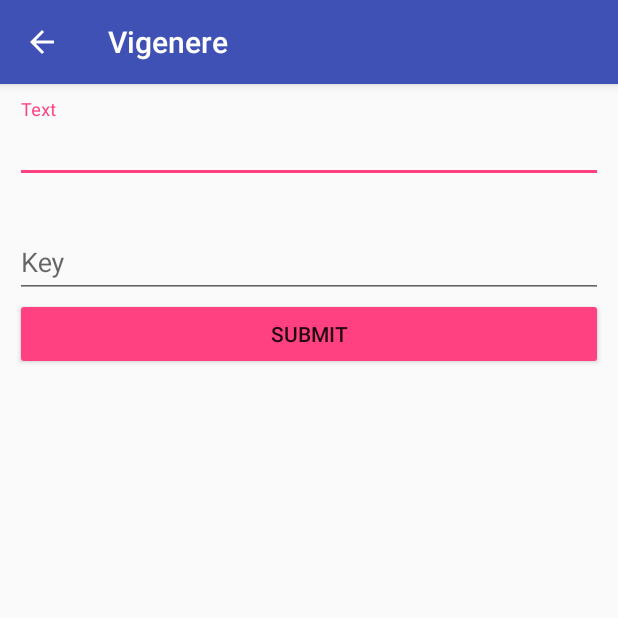
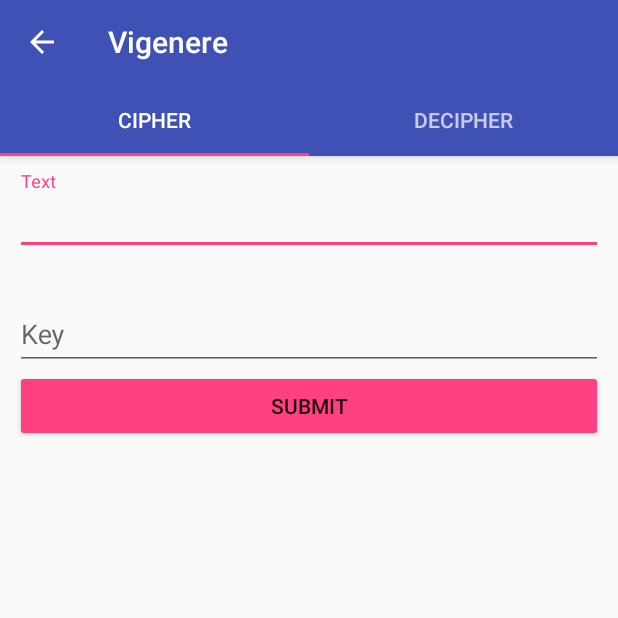
Before and after one commit to Luengosaurus/UniversalCipher, an Android app: the screen it shows after launch (MainActivity), in the side drawer, after a tap on "Vigenere", on a phone screen of 412 x 824 dp, the top half of it. Run offline under Robolectric (Android 15) with nearby library versions, the phone set to English and light mode, and no system bars.

Commit message:
Added TabLayout

```diff
--- a/app/src/main/java/com/exfume/luengo/universalcipher/MainActivity.java
+++ b/app/src/main/java/com/exfume/luengo/universalcipher/MainActivity.java
@@ -2,9 +2,12 @@ package com.exfume.luengo.universalcipher;
 
 import android.os.Bundle;
 import android.support.design.widget.NavigationView;
+import android.support.design.widget.TabLayout;
 import android.support.v4.app.Fragment;
 import android.support.v4.app.FragmentManager;
+import android.support.v4.app.FragmentStatePagerAdapter;
 import android.support.v4.view.GravityCompat;
+import android.support.v4.view.ViewPager;
 import android.support.v4.widget.DrawerLayout;
 import android.support.v7.app.ActionBar;
 import android.support.v7.app.AppCompatActivity;
@@ -20,6 +23,9 @@ import com.exfume.luengo.universalcipher.fragments.fragment_vigenere;
 public class MainActivity extends AppCompatActivity {
 
     private DrawerLayout drawerLayout;
+    private TabLayout tabLayout;
+    private ViewPager mViewPager;
+    private PagerAdapter mPagerAdapter;
 
     @Override
     protected void onCreate(Bundle savedInstanceState) {
@@ -27,11 +33,17 @@ public class MainActivity extends AppCompatActivity {
         setContentView(R.layout.activity_main);
         setToolbar();
         drawerLayout = (DrawerLayout) findViewById(R.id.drawer_layout);
+        mPagerAdapter = new PagerAdapter(getSupportFragmentManager());
+        mViewPager = (ViewPager) findViewById(R.id.main_pager);
+        mViewPager.setAdapter(mPagerAdapter);
+        tabLayout = (TabLayout) findViewById(R.id.tab_layout);
+        tabLayout.setupWithViewPager(mViewPager);
         NavigationView navigationView = (NavigationView) findViewById(R.id.nav_view);
         if (navigationView != null) {
             setDrawer(navigationView);
-            selectItem(navigationView.getMenu().getItem(0));
+            selectItem(navigationView.getMenu().findItem(R.id.Vigenere));
         }
+
     }
 
     private void setToolbar() {
@@ -59,22 +71,13 @@ public class MainActivity extends AppCompatActivity {
     }
 
     private void selectItem(MenuItem itemDrawer) {
-        Fragment fragment = null;
-        FragmentManager fragmentManager = getSupportFragmentManager();
+
 
         switch (itemDrawer.getItemId()) {
             case R.id.Vigenere:
-                fragment = new fragment_vigenere();
+                mPagerAdapter.addCipher(new fragment_vigenere(),new fragment_vigenere() );
                 break;
         }
-        if (fragment != null) {
-            fragmentManager
-                    .beginTransaction()
-                    .replace(R.id.main_frame , fragment)
-                    .commit();
-        }
-
-        // Setear título actual
         setTitle(itemDrawer.getTitle());
     }
 
@@ -88,5 +91,35 @@ public class MainActivity extends AppCompatActivity {
         return super.onOptionsItemSelected(item);
     }
 
+    public class PagerAdapter extends FragmentStatePagerAdapter {
+
+        private Fragment[] mFragmentList;
+
+        public PagerAdapter(FragmentManager fm) {
+            super(fm);
+            mFragmentList = new Fragment[2];
+        }
+
+        public void addCipher(Fragment Cipher, Fragment Decipher){
+            this.mFragmentList[0] = Cipher;
+            this.mFragmentList[1] = Decipher;
+        }
+
+        @Override
+        public Fragment getItem(int position) {
+            return mFragmentList[position];
+        }
+
+
+        @Override
+        public CharSequence getPageTitle(int position) {
+          return position == 0 ? "CIPHER" : "DECIPHER";
+        }
+
+        @Override
+        public int getCount() {
+            return 2;
+        }
+    }
 
 }
--- a/app/src/main/res/layout/activity_main.xml
+++ b/app/src/main/res/layout/activity_main.xml
@@ -22,12 +22,18 @@
                 android:id="@+id/toolbar"
                 android:layout_width="match_parent"
                 android:layout_height="?attr/actionBarSize" />
+            <android.support.design.widget.TabLayout
+                android:id="@+id/tab_layout"
+                android:layout_width="match_parent"
+                android:layout_height="wrap_content"
+                android:fillViewport="false" />
         </android.support.design.widget.AppBarLayout>
 
-        <RelativeLayout
-            android:id="@+id/main_frame"
+        <android.support.v4.view.ViewPager
+            android:id="@+id/main_pager"
             android:layout_width="match_parent"
-            android:layout_height="match_parent" />
+            android:layout_height="match_parent"
+            app:layout_behavior="@string/appbar_scrolling_view_behavior" />
 
     </LinearLayout>
 
--- a/app/src/main/res/layout/vigenere_cipher.xml
+++ b/app/src/main/res/layout/vigenere_cipher.xml
@@ -46,5 +46,8 @@
         android:id="@+id/mResult"
         android:layout_width="match_parent"
         android:layout_height="fill_parent"
+        android:gravity="center_vertical|center_horizontal"
+        android:text="TEST"
+        android:textSize="25sp"
         android:textIsSelectable="true"/>
 </LinearLayout>
```
